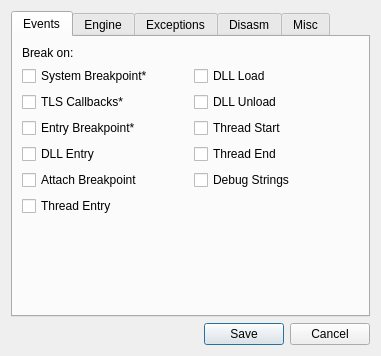
Old version of the form src/gui/Src/Gui/SettingsDialog.ui in the repository x64dbg/x64dbg.
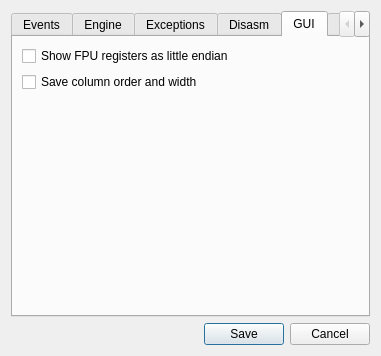
New version of the form. The open tabs and pages were chosen to show the change. Icons and pictures are not drawn.

What changed in the file:
```diff
--- a/src/gui/Src/Gui/SettingsDialog.ui
+++ b/src/gui/Src/Gui/SettingsDialog.ui
@@ -434,6 +434,46 @@
        </item>
       </layout>
      </widget>
+     <widget class="QWidget" name="tabGui">
+      <attribute name="title">
+       <string>GUI</string>
+      </attribute>
+      <layout class="QVBoxLayout" name="verticalLayout_11">
+       <item>
+        <widget class="QCheckBox" name="chkFpuRegistersLittleEndian">
+         <property name="sizePolicy">
+          <sizepolicy hsizetype="Preferred" vsizetype="Fixed">
+           <horstretch>0</horstretch>
+           <verstretch>0</verstretch>
+          </sizepolicy>
+         </property>
+         <property name="text">
+          <string>Show FPU registers as little endian</string>
+         </property>
+        </widget>
+       </item>
+       <item>
+        <widget class="QCheckBox" name="chkSaveColumnOrder">
+         <property name="text">
+          <string>Save column order and width</string>
+         </property>
+        </widget>
+       </item>
+       <item>
+        <spacer name="verticalSpacer_7">
+         <property name="orientation">
+          <enum>Qt::Vertical</enum>
+         </property>
+         <property name="sizeHint" stdset="0">
+          <size>
+           <width>20</width>
+           <height>40</height>
+          </size>
+         </property>
+        </spacer>
+       </item>
+      </layout>
+     </widget>
      <widget class="QWidget" name="tabMisc">
       <attribute name="title">
        <string>Misc</string>
```
